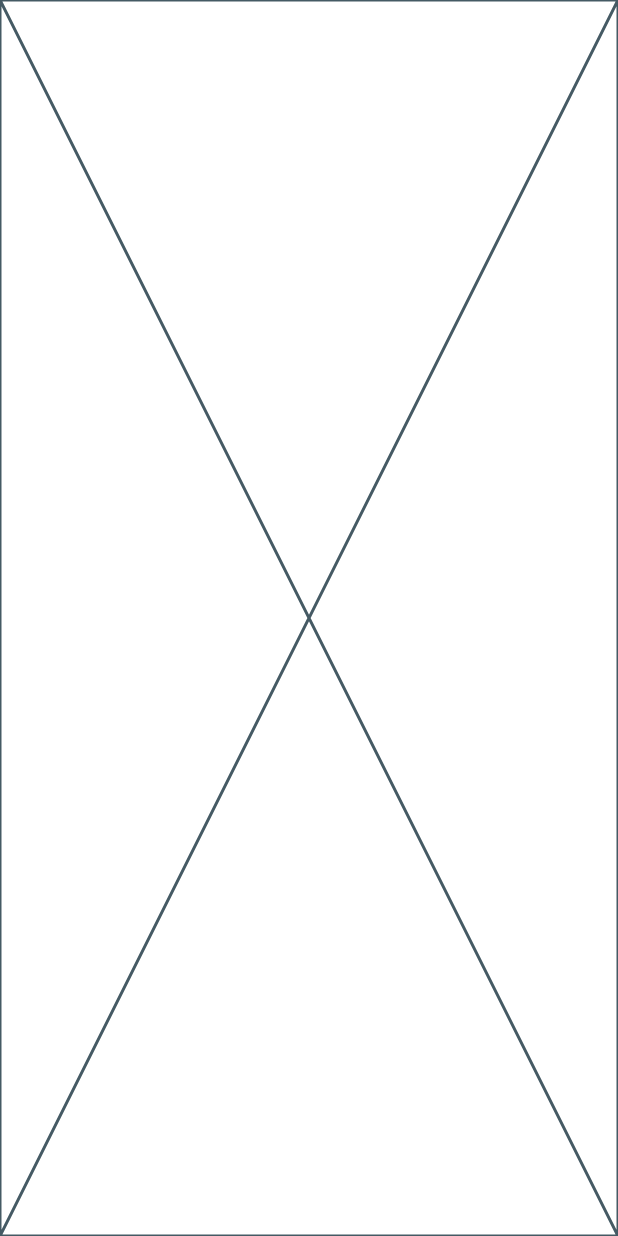
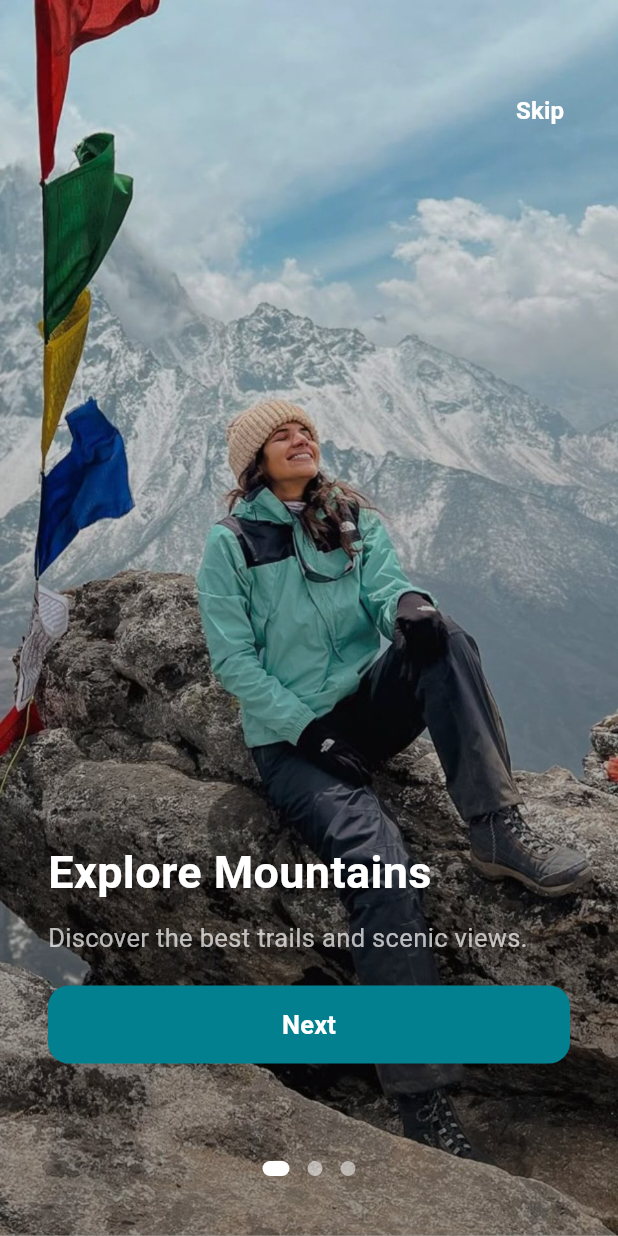
Before and after one commit to sudipchaudhary30/just_hike, a Flutter app: the screen it shows after launch, on a phone screen of 412 x 824 dp. Run offline on Flutter 3.47's test engine with Material 3 defaults, Android fonts, the phone set to English and light mode, and no system bars.

Commit message:
Onboarding Screens Completed

```diff
--- a/lib/screens/onboarding_screen.dart
+++ b/lib/screens/onboarding_screen.dart
@@ -1,10 +1,180 @@
 import 'package:flutter/material.dart';
+import 'home_screen.dart';
+import 'package:just_hike/widgets/my_button.dart' as my_button;
 
-class OnboardingScreen extends StatelessWidget {
+class OnboardingScreen extends StatefulWidget {
   const OnboardingScreen({super.key});
 
   @override
+  State<OnboardingScreen> createState() => _OnboardingScreenState();
+}
+
+class _OnboardingScreenState extends State<OnboardingScreen> {
+  final PageController _pageController = PageController();
+  int _currentPage = 0;
+
+  final List<Map<String, String>> onboardingData = [
+    {
+      "image": "assets/images/onboard1.jpg",
+      "title": "Explore Mountains",
+      "subtitle": "Discover the best trails and scenic views.",
+    },
+    {
+      "image": "assets/images/onboard2.jpg",
+      "title": "Track Your Hikes",
+      "subtitle": "Log your progress and stay motivated.",
+    },
+    {
+      "image": "assets/images/onboard3.jpg",
+      "title": "Share Adventures",
+      "subtitle": "Connect with friends and the hiking community.",
+    },
+  ];
+
+  @override
+  void dispose() {
+    _pageController.dispose();
+    super.dispose();
+  }
+
+  void goHome() {
+    Navigator.pushReplacement(
+      context,
+      MaterialPageRoute(builder: (_) => const HomeScreen()),
+    );
+  }
+
+  Widget _buildPageContent(Map<String, String> data, int index) {
+    return Stack(
+      fit: StackFit.expand,
+      children: [
+        Image.asset(data["image"]!, fit: BoxFit.cover),
+
+        Container(
+          decoration: BoxDecoration(
+            gradient: LinearGradient(
+              colors: [
+                Colors.black.withOpacity(0.4),
+                Colors.black.withOpacity(0.1),
+              ],
+              begin: Alignment.bottomCenter,
+              end: Alignment.topCenter,
+            ),
+          ),
+        ),
+
+        Padding(
+          padding: const EdgeInsets.fromLTRB(32, 0, 32, 115),
+          child: Column(
+            mainAxisAlignment: MainAxisAlignment.end,
+            crossAxisAlignment: CrossAxisAlignment.start,
+            children: [
+              AnimatedOpacity(
+                opacity: _currentPage == index ? 1 : 0,
+                duration: const Duration(milliseconds: 600),
+                child: Text(
+                  data["title"]!,
+                  style: const TextStyle(
+                    fontSize: 30,
+                    fontWeight: FontWeight.bold,
+                    color: Colors.white,
+                  ),
+                ),
+              ),
+
+              const SizedBox(height: 10),
+
+              AnimatedOpacity(
+                opacity: _currentPage == index ? 1 : 0,
+                duration: const Duration(milliseconds: 800),
+                child: Text(
+                  data["subtitle"]!,
+                  style: const TextStyle(fontSize: 17, color: Colors.white70),
+                ),
+              ),
+
+              const SizedBox(height: 20),
+
+              my_button.MyButton(
+                label: _currentPage == onboardingData.length - 1
+                    ? "Get Started"
+                    : "Next",
+                onPressed: () {
+                  if (_currentPage == onboardingData.length - 1) {
+                    goHome();
+                  } else {
+                    _pageController.nextPage(
+                      duration: const Duration(milliseconds: 350),
+                      curve: Curves.easeInOut,
+                    );
+                  }
+                },
+              ),
+            ],
+          ),
+        ),
+      ],
+    );
+  }
+
+  @override
   Widget build(BuildContext context) {
-    return const Placeholder();
+    return Scaffold(
+      body: Stack(
+        children: [
+          PageView.builder(
+            controller: _pageController,
+            itemCount: onboardingData.length,
+            onPageChanged: (value) {
+              setState(() {
+                _currentPage = value;
+              });
+            },
+            itemBuilder: (context, index) {
+              return _buildPageContent(onboardingData[index], index);
+            },
+          ),
+
+          Positioned(
+            top: 50,
+            right: 20,
+            child: TextButton(
+              onPressed: goHome,
+              child: const Text(
+                "Skip",
+                style: TextStyle(
+                  color: Colors.white,
+                  fontSize: 16,
+                  fontWeight: FontWeight.bold,
+                ),
+              ),
+            ),
+          ),
+
+          Positioned(
+            bottom: 40,
+            left: 0,
+            right: 0,
+            child: Row(
+              mainAxisAlignment: MainAxisAlignment.center,
+              children: List.generate(onboardingData.length, (index) {
+                return AnimatedContainer(
+                  duration: const Duration(milliseconds: 300),
+                  margin: const EdgeInsets.symmetric(horizontal: 6),
+                  width: _currentPage == index ? 18 : 10,
+                  height: 10,
+                  decoration: BoxDecoration(
+                    color: _currentPage == index
+                        ? Colors.white
+                        : Colors.white54,
+                    borderRadius: BorderRadius.circular(5),
+                  ),
+                );
+              }),
+            ),
+          ),
+        ],
+      ),
+    );
   }
 }
--- /dev/null
+++ b/lib/widgets/my_button.dart
@@ -0,0 +1,37 @@
+import 'package:flutter/material.dart';
+
+class MyButton extends StatelessWidget {
+  final String label;
+  final VoidCallback onPressed;
+
+  const MyButton({super.key, required this.label, required this.onPressed});
+
+  @override
+  Widget build(BuildContext context) {
+    return SizedBox(
+      height: 52,
+      width: double.infinity,
+      child: ElevatedButton(
+        style: ElevatedButton.styleFrom(
+          backgroundColor: const Color(
+            0xFF028090,
+          ), // Perfect match for splash gradient
+          shape: RoundedRectangleBorder(
+            borderRadius: BorderRadius.circular(14),
+          ),
+          elevation: 6,
+          shadowColor: Colors.black.withOpacity(0.25),
+        ),
+        onPressed: onPressed,
+        child: Text(
+          label,
+          style: const TextStyle(
+            fontSize: 17,
+            fontWeight: FontWeight.w600,
+            color: Colors.white,
+          ),
+        ),
+      ),
+    );
+  }
+}
```
